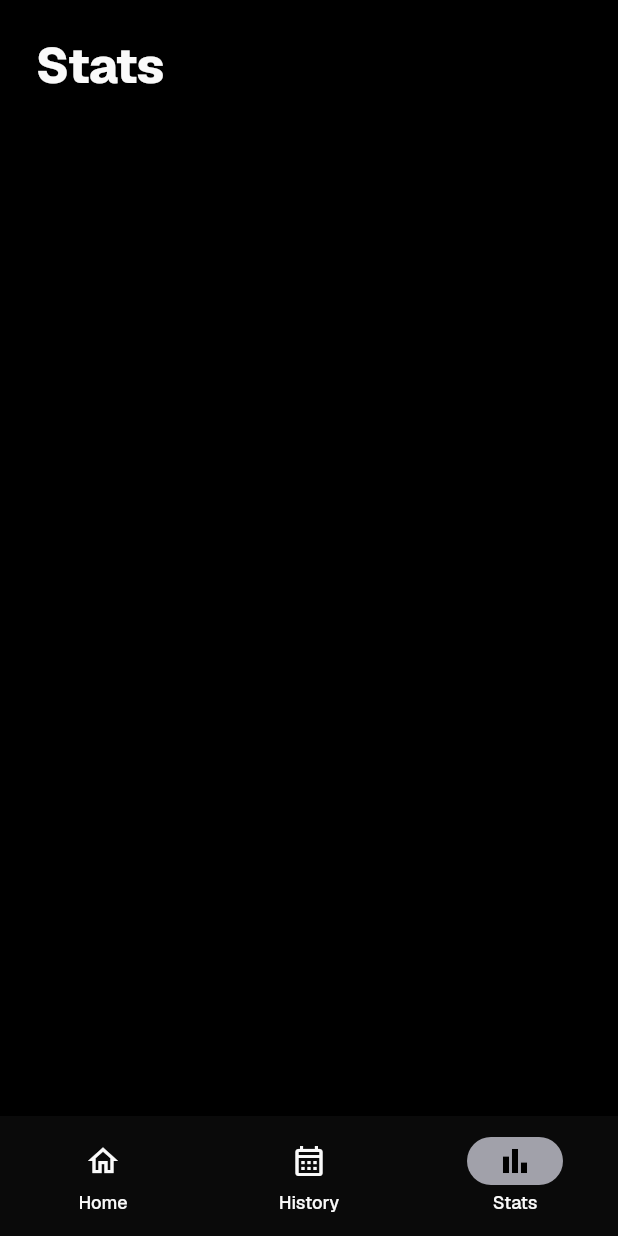
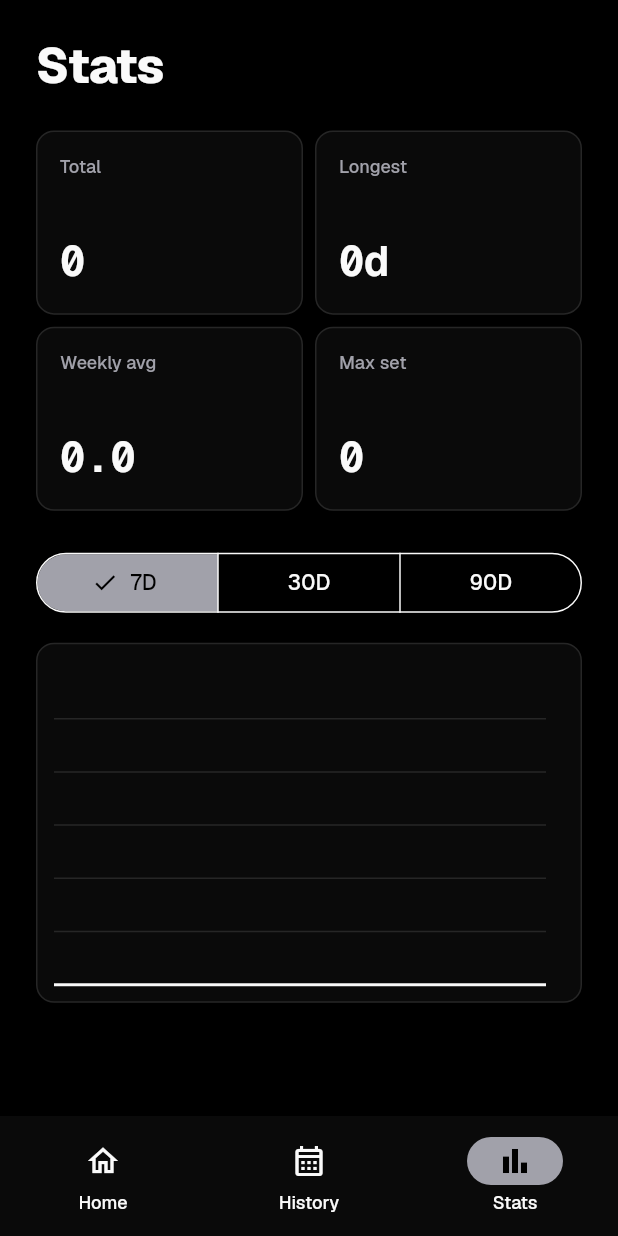
Before and after one commit to RellG/push., a Flutter app: the HistoryScreen screen opened by its route, item 3 of the bottom bar chosen, on a phone screen of 412 x 824 dp. Run offline on Flutter 3.47's test engine with Material 3 defaults, Android fonts, the phone set to English and light mode, and no system bars; drawn by our look-alikes of fl_chart; our stand-ins replace flutter_riverpod, go_router, isar, shared_preferences; accounts and stored records are empty; generated files the repository leaves out were written again.

Commit message:
feat: add stats dashboard

```diff
--- a/lib/app/router.dart
+++ b/lib/app/router.dart
@@ -4,7 +4,7 @@ import 'package:go_router/go_router.dart';
 import 'package:push_app/features/history/history_screen.dart';
 import 'package:push_app/features/home/home_screen.dart';
 import 'package:push_app/features/onboarding/onboarding_screen.dart';
-import 'package:push_app/features/stats/stats_placeholder_screen.dart';
+import 'package:push_app/features/stats/stats_screen.dart';
 import 'package:push_app/providers/app_providers.dart';
 
 abstract final class AppRoutes {
@@ -59,7 +59,7 @@ final routerProvider = Provider<GoRouter>((ref) {
         path: AppRoutes.stats,
         pageBuilder: (context, state) => _fadePage(
           state: state,
-          child: const StatsPlaceholderScreen(),
+          child: const StatsScreen(),
         ),
       ),
     ],
--- a/lib/features/stats/stats_placeholder_screen.dart
+++ /dev/null
@@ -1,19 +0,0 @@
-import 'package:flutter/material.dart';
-import 'package:push_app/presentation/widgets/app_bottom_nav.dart';
-
-class StatsPlaceholderScreen extends StatelessWidget {
-  const StatsPlaceholderScreen({super.key});
-
-  @override
-  Widget build(BuildContext context) {
-    return Scaffold(
-      bottomNavigationBar: const AppBottomNav(currentIndex: 2),
-      body: SafeArea(
-        child: Padding(
-          padding: const EdgeInsets.all(24),
-          child: Text('Stats', style: Theme.of(context).textTheme.displaySmall),
-        ),
-      ),
-    );
-  }
-}
--- /dev/null
+++ b/lib/features/stats/stats_screen.dart
@@ -0,0 +1,226 @@
+import 'package:fl_chart/fl_chart.dart';
+import 'package:flutter/material.dart';
+import 'package:flutter_riverpod/flutter_riverpod.dart';
+import 'package:push_app/app/theme/colors.dart';
+import 'package:push_app/app/theme/typography.dart';
+import 'package:push_app/domain/models/chart_point.dart';
+import 'package:push_app/domain/models/push_stats.dart';
+import 'package:push_app/presentation/widgets/app_bottom_nav.dart';
+import 'package:push_app/providers/app_providers.dart';
+
+class StatsScreen extends ConsumerStatefulWidget {
+  const StatsScreen({super.key});
+
+  @override
+  ConsumerState<StatsScreen> createState() => _StatsScreenState();
+}
+
+class _StatsScreenState extends ConsumerState<StatsScreen> {
+  _StatsRange _range = _StatsRange.seven;
+
+  @override
+  Widget build(BuildContext context) {
+    final stats = ref.watch(statsProvider);
+
+    return Scaffold(
+      bottomNavigationBar: const AppBottomNav(currentIndex: 2),
+      body: SafeArea(
+        child: Center(
+          child: ConstrainedBox(
+            constraints: const BoxConstraints(maxWidth: 600),
+            child: ListView(
+              padding: const EdgeInsets.all(24),
+              children: [
+                Text('Stats', style: Theme.of(context).textTheme.displaySmall),
+                const SizedBox(height: 24),
+                stats.when(
+                  data: _buildStats,
+                  error: (error, stackTrace) => Text(error.toString()),
+                  loading: () => const SizedBox(
+                    height: 240,
+                    child: Center(child: CircularProgressIndicator()),
+                  ),
+                ),
+              ],
+            ),
+          ),
+        ),
+      ),
+    );
+  }
+
+  Widget _buildStats(PushStats stats) {
+    final points = switch (_range) {
+      _StatsRange.seven => stats.last7Days,
+      _StatsRange.thirty => stats.last30Days,
+      _StatsRange.ninety => stats.last90Days,
+    };
+
+    return Column(
+      crossAxisAlignment: CrossAxisAlignment.stretch,
+      children: [
+        GridView.count(
+          crossAxisCount: 2,
+          childAspectRatio: 1.45,
+          crossAxisSpacing: 8,
+          mainAxisSpacing: 8,
+          shrinkWrap: true,
+          physics: const NeverScrollableScrollPhysics(),
+          children: [
+            _StatCard(label: 'Total', value: stats.totalPushups.toString()),
+            _StatCard(label: 'Longest', value: '${stats.longestStreak}d'),
+            _StatCard(
+              label: 'Weekly avg',
+              value: stats.weeklyAverage.toStringAsFixed(1),
+            ),
+            _StatCard(label: 'Max set', value: stats.maxSingleSet.toString()),
+          ],
+        ),
+        const SizedBox(height: 24),
+        SegmentedButton<_StatsRange>(
+          selected: {_range},
+          onSelectionChanged: (value) => setState(() => _range = value.single),
+          segments: const [
+            ButtonSegment(value: _StatsRange.seven, label: Text('7D')),
+            ButtonSegment(value: _StatsRange.thirty, label: Text('30D')),
+            ButtonSegment(value: _StatsRange.ninety, label: Text('90D')),
+          ],
+        ),
+        const SizedBox(height: 16),
+        _LineChart(points: points),
+      ],
+    );
+  }
+}
+
+class _StatCard extends StatelessWidget {
+  const _StatCard({
+    required this.label,
+    required this.value,
+  });
+
+  final String label;
+  final String value;
+
+  @override
+  Widget build(BuildContext context) {
+    final colors = context.colors;
+
+    return DecoratedBox(
+      decoration: BoxDecoration(
+        color: colors.surface,
+        border: Border.all(color: colors.border),
+        borderRadius: BorderRadius.circular(12),
+      ),
+      child: Padding(
+        padding: const EdgeInsets.all(16),
+        child: Column(
+          crossAxisAlignment: CrossAxisAlignment.start,
+          mainAxisAlignment: MainAxisAlignment.spaceBetween,
+          children: [
+            Text(
+              label,
+              style: Theme.of(
+                context,
+              ).textTheme.labelMedium?.copyWith(color: colors.textMuted),
+            ),
+            Text(
+              value,
+              style: PushTypography.monoNumber(
+                color: colors.textPrimary,
+                fontSize: 28,
+              ),
+            ),
+          ],
+        ),
+      ),
+    );
+  }
+}
+
+class _LineChart extends StatelessWidget {
+  const _LineChart({required this.points});
+
+  final List<ChartPoint> points;
+
+  @override
+  Widget build(BuildContext context) {
+    final colors = context.colors;
+    final maxY = points.fold<double>(
+      10,
+      (max, point) => point.value > max ? point.value.toDouble() : max,
+    );
+
+    return DecoratedBox(
+      decoration: BoxDecoration(
+        color: colors.surface,
+        border: Border.all(color: colors.border),
+        borderRadius: BorderRadius.circular(12),
+      ),
+      child: SizedBox(
+        height: 240,
+        child: Padding(
+          padding: const EdgeInsets.fromLTRB(12, 24, 24, 12),
+          child: LineChart(
+            LineChartData(
+              minX: 0,
+              maxX: points.isEmpty ? 0 : (points.length - 1).toDouble(),
+              minY: 0,
+              maxY: maxY * 1.15,
+              gridData: FlGridData(
+                drawVerticalLine: false,
+                getDrawingHorizontalLine: (value) => FlLine(
+                  color: colors.border,
+                  strokeWidth: 1,
+                ),
+              ),
+              borderData: FlBorderData(show: false),
+              titlesData: const FlTitlesData(show: false),
+              lineTouchData: LineTouchData(
+                touchTooltipData: LineTouchTooltipData(
+                  getTooltipColor: (spot) => colors.surfaceAlt,
+                  getTooltipItems: (spots) {
+                    return [
+                      for (final spot in spots)
+                        LineTooltipItem(
+                          spot.y.round().toString(),
+                          PushTypography.monoNumber(
+                            color: colors.textPrimary,
+                            fontSize: 12,
+                          ),
+                        ),
+                    ];
+                  },
+                ),
+              ),
+              lineBarsData: [
+                LineChartBarData(
+                  spots: [
+                    for (var index = 0; index < points.length; index += 1)
+                      FlSpot(index.toDouble(), points[index].value.toDouble()),
+                  ],
+                  isCurved: true,
+                  color: colors.textPrimary,
+                  dotData: const FlDotData(show: false),
+                  belowBarData: BarAreaData(
+                    show: true,
+                    gradient: LinearGradient(
+                      begin: Alignment.topCenter,
+                      end: Alignment.bottomCenter,
+                      colors: [
+                        colors.textPrimary.withValues(alpha: 0.22),
+                        colors.textPrimary.withValues(alpha: 0),
+                      ],
+                    ),
+                  ),
+                ),
+              ],
+            ),
+          ),
+        ),
+      ),
+    );
+  }
+}
+
+enum _StatsRange { seven, thirty, ninety }
```
